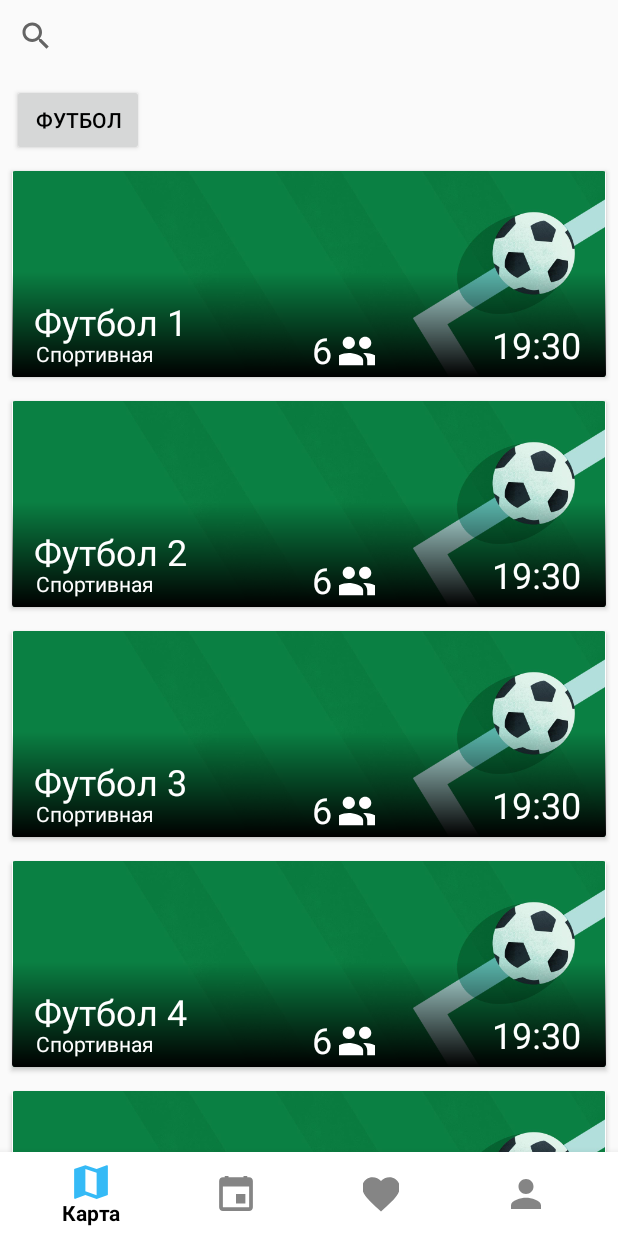
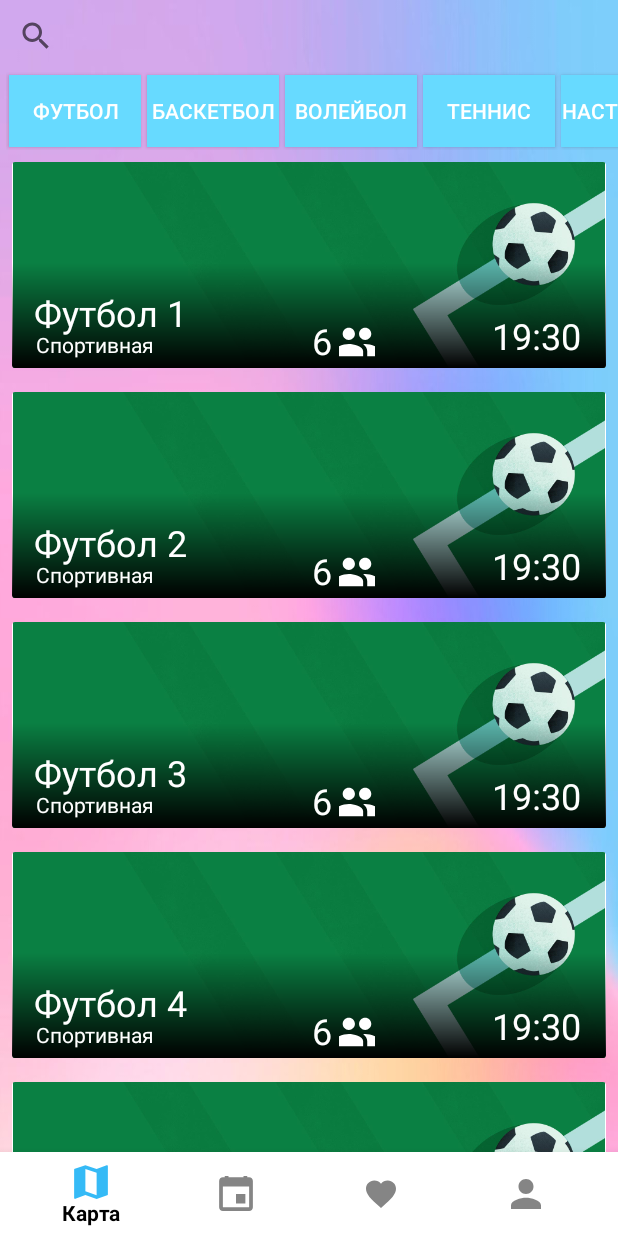
Before and after one commit to ZenkinIlya/EventSearcher, an Android app: the fragment EventFragment placed in its activity, on a phone screen of 412 x 824 dp. Run offline under Robolectric (Android 15) with nearby library versions, the phone set to English and light mode, and no system bars; our stand-ins replace ButterKnife.

Commit message:
add tags

```diff
--- a/app/src/main/AndroidManifest.xml
+++ b/app/src/main/AndroidManifest.xml
@@ -16,7 +16,7 @@
         android:roundIcon="@mipmap/ic_launcher_round"
         android:supportsRtl="true"
         android:theme="@style/AppTheme">
-        <activity android:name=".utils.SuccessActivity"></activity>
+        <activity android:name=".utils.SuccessActivity"/>
         <!--
              The API key for Google Maps-based APIs is defined as a string resource.
              (See the file "res/values/google_maps_api.xml").
@@ -34,7 +34,7 @@
             android:theme="@style/FullScreen" />
         <activity
             android:name=".main.MainActivity"
-            android:theme="@style/AppTheme" />
+            android:theme="@style/FullScreen" />
         <activity
             android:name=".introduction.IntroductionActivity"
             android:theme="@style/FullScreen">
--- a/app/src/main/java/com/startup/eventsearcher/main/MainActivity.java
+++ b/app/src/main/java/com/startup/eventsearcher/main/MainActivity.java
@@ -14,6 +14,7 @@ import com.startup.eventsearcher.main.ui.events.EventFragment;
 import com.startup.eventsearcher.main.ui.map.MapsFragment;
 import com.startup.eventsearcher.main.ui.profile.ProfileFragment;
 import com.startup.eventsearcher.main.ui.subscribe.SubscribeFragment;
+import com.startup.eventsearcher.utils.Design;
 
 import butterknife.BindView;
 import butterknife.ButterKnife;
@@ -26,6 +27,7 @@ public class MainActivity extends AppCompatActivity {
     @Override
     protected void onCreate(Bundle savedInstanceState) {
         super.onCreate(savedInstanceState);
+        Design.setStatusBarGradient(this);
         setContentView(R.layout.activity_main);
         ButterKnife.bind(this);
 
@@ -58,6 +60,5 @@ public class MainActivity extends AppCompatActivity {
                 return true;
             }
         });
-
     }
 }
--- a/app/src/main/java/com/startup/eventsearcher/main/ui/events/EventFragment.java
+++ b/app/src/main/java/com/startup/eventsearcher/main/ui/events/EventFragment.java
@@ -1,11 +1,8 @@
 package com.startup.eventsearcher.main.ui.events;
 
-import android.content.Context;
 import android.os.Bundle;
 
 import androidx.fragment.app.Fragment;
-import androidx.recyclerview.widget.GridLayoutManager;
-import androidx.recyclerview.widget.LinearLayoutManager;
 import androidx.recyclerview.widget.RecyclerView;
 
 import android.view.LayoutInflater;
@@ -13,12 +10,12 @@ import android.view.View;
 import android.view.ViewGroup;
 
 import com.startup.eventsearcher.R;
-import com.startup.eventsearcher.main.ui.events.dummy.DummyContent;
+import com.startup.eventsearcher.main.ui.events.model.EventContent;
+
+import java.util.Arrays;
+import java.util.Objects;
 
 public class EventFragment extends Fragment {
-
-    public EventFragment() {
-    }
 
     @Override
     public void onCreate(Bundle savedInstanceState) {
@@ -29,8 +26,11 @@ public class EventFragment extends Fragment {
     public View onCreateView(LayoutInflater inflater, ViewGroup container,
                              Bundle savedInstanceState) {
         View view = inflater.inflate(R.layout.fragment_event_list, container, false);
-        RecyclerView recyclerView = view.findViewById(R.id.eventList);
-        recyclerView.setAdapter(new MyEventRecyclerViewAdapter(DummyContent.ITEMS));
+        RecyclerView eventRecyclerView = view.findViewById(R.id.eventList);
+        eventRecyclerView.setAdapter(new EventRecyclerViewAdapter(EventContent.ITEMS));
+        RecyclerView tagRecyclerView = view.findViewById(R.id.eventTagList);
+        tagRecyclerView.setAdapter(new TagRecyclerViewAdapter(Arrays.asList(requireContext().getResources().getStringArray(R.array.category))));
+
         return view;
     }
 }
--- a/app/src/main/java/com/startup/eventsearcher/main/ui/events/MyEventRecyclerViewAdapter.java
+++ b/app/src/main/java/com/startup/eventsearcher/main/ui/events/EventRecyclerViewAdapter.java
@@ -1,5 +1,6 @@
 package com.startup.eventsearcher.main.ui.events;
 
+import androidx.annotation.NonNull;
 import androidx.recyclerview.widget.RecyclerView;
 
 import android.view.LayoutInflater;
@@ -8,18 +9,19 @@ import android.view.ViewGroup;
 import android.widget.TextView;
 
 import com.startup.eventsearcher.R;
-import com.startup.eventsearcher.main.ui.events.dummy.DummyContent.DummyItem;
+import com.startup.eventsearcher.main.ui.events.model.EventContent.EventItem;
 
 import java.util.List;
 
-public class MyEventRecyclerViewAdapter extends RecyclerView.Adapter<MyEventRecyclerViewAdapter.ViewHolder> {
+public class EventRecyclerViewAdapter extends RecyclerView.Adapter<EventRecyclerViewAdapter.ViewHolder> {
 
-    private final List<DummyItem> Values;
+    private final List<EventItem> listEvents;
 
-    public MyEventRecyclerViewAdapter(List<DummyItem> items) {
-        Values = items;
+    public EventRecyclerViewAdapter(List<EventItem> items) {
+        listEvents = items;
     }
 
+    @NonNull
     @Override
     public ViewHolder onCreateViewHolder(ViewGroup parent, int viewType) {
         View view = LayoutInflater.from(parent.getContext())
@@ -29,19 +31,18 @@ public class MyEventRecyclerViewAdapter extends RecyclerView.Adapter<MyEventRecy
 
     @Override
     public void onBindViewHolder(final ViewHolder holder, int position) {
-//        holder.mItem = Values.get(position);
-        holder.eventTitle.setText(Values.get(position).title);
-        holder.eventAddress.setText(Values.get(position).address);
-        holder.eventCountPeople.setText(Values.get(position).countPeople);
-        holder.eventTime.setText(Values.get(position).time);
+        holder.eventTitle.setText(listEvents.get(position).title);
+        holder.eventAddress.setText(listEvents.get(position).address);
+        holder.eventCountPeople.setText(listEvents.get(position).countPeople);
+        holder.eventTime.setText(listEvents.get(position).time);
     }
 
     @Override
     public int getItemCount() {
-        return Values.size();
+        return listEvents.size();
     }
 
-    public class ViewHolder extends RecyclerView.ViewHolder {
+    public static class ViewHolder extends RecyclerView.ViewHolder {
         public final View View;
         public final TextView eventTitle;
         public final TextView eventAddress;
--- /dev/null
+++ b/app/src/main/java/com/startup/eventsearcher/main/ui/events/TagRecyclerViewAdapter.java
@@ -0,0 +1,65 @@
+package com.startup.eventsearcher.main.ui.events;
+
+import android.graphics.drawable.ColorDrawable;
+import android.view.LayoutInflater;
+import android.view.View;
+import android.view.ViewGroup;
+import android.widget.Button;
+import android.widget.Toast;
+
+import androidx.annotation.NonNull;
+import androidx.core.content.ContextCompat;
+import androidx.recyclerview.widget.RecyclerView;
+
+import com.startup.eventsearcher.R;
+import com.startup.eventsearcher.main.ui.events.model.EventContent;
+
+import java.util.List;
+
+public class TagRecyclerViewAdapter extends RecyclerView.Adapter<TagRecyclerViewAdapter.ViewHolder> {
+
+    private final List<String> listTags;
+
+    public TagRecyclerViewAdapter(List<String> items) {
+        listTags = items;
+    }
+
+    @NonNull
+    @Override
+    public ViewHolder onCreateViewHolder(@NonNull ViewGroup parent, int viewType) {
+        View view = LayoutInflater.from(parent.getContext())
+                .inflate(R.layout.tag_item_list, parent, false);
+        return new TagRecyclerViewAdapter.ViewHolder(view);
+    }
+
+    @Override
+    public void onBindViewHolder(@NonNull ViewHolder holder, int position) {
+        holder.btnTag.setText(listTags.get(position));
+    }
+
+    @Override
+    public int getItemCount() {
+        return listTags.size();
+    }
+
+    public static class ViewHolder extends RecyclerView.ViewHolder{
+        public final Button btnTag;
+
+        public ViewHolder(View view) {
+            super(view);
+            btnTag = (Button) view.findViewById(R.id.btn_tag);
+
+            btnTag.setOnClickListener(new View.OnClickListener() {
+                @Override
+                public void onClick(View view) {
+                    if (((ColorDrawable) btnTag.getBackground()).getColor() == ContextCompat.getColor(view.getContext(), R.color.primaryLightColor)){
+                        btnTag.setBackgroundColor(ContextCompat.getColor(view.getContext(), R.color.primaryDarkColor));
+                    }else {
+                        btnTag.setBackgroundColor(ContextCompat.getColor(view.getContext(), R.color.primaryLightColor));
+                    }
+                    Toast.makeText(view.getContext(), "ff", Toast.LENGTH_SHORT).show();
+                }
+            });
+        }
+    }
+}
--- a/app/src/main/java/com/startup/eventsearcher/main/ui/events/dummy/DummyContent.java
+++ b/app/src/main/java/com/startup/eventsearcher/main/ui/events/model/EventContent.java
@@ -1,16 +1,16 @@
-package com.startup.eventsearcher.main.ui.events.dummy;
+package com.startup.eventsearcher.main.ui.events.model;
 
 import java.util.ArrayList;
 import java.util.HashMap;
 import java.util.List;
 import java.util.Map;
 
-public class DummyContent {
+public class EventContent {
 
-    public static final List<DummyItem> ITEMS = new ArrayList<DummyItem>();
-    public static final Map<String, DummyItem> ITEM_MAP = new HashMap<String, DummyItem>();
+    public static final List<EventItem> ITEMS = new ArrayList<>();
+    public static final Map<String, EventItem> ITEM_MAP = new HashMap<>();
 
-    private static final int COUNT = 25;
+    private static final int COUNT = 7;
 
     static {
         // Add some sample items.
@@ -19,24 +19,24 @@ public class DummyContent {
         }
     }
 
-    private static void addItem(DummyItem item) {
+    private static void addItem(EventItem item) {
         ITEMS.add(item);
         ITEM_MAP.put(item.id, item);
     }
 
-    private static DummyItem createDummyItem(int position) {
-        return new DummyItem(String.valueOf(position), "Футбол " + position, "Спортивная",
+    private static EventItem createDummyItem(int position) {
+        return new EventItem(String.valueOf(position), "Футбол " + position, "Спортивная",
                 "6", "19:30");
     }
 
-    public static class DummyItem {
+    public static class EventItem {
         public final String id;
         public final String title;
         public final String address;
         public final String countPeople;
         public final String time;
 
-        public DummyItem(String id, String title, String address, String countPeople, String time) {
+        public EventItem(String id, String title, String address, String countPeople, String time) {
             this.id = id;
             this.title = title;
             this.address = address;
--- /dev/null
+++ b/app/src/main/java/com/startup/eventsearcher/utils/Design.java
@@ -0,0 +1,24 @@
+package com.startup.eventsearcher.utils;
+
+import android.app.Activity;
+import android.graphics.drawable.Drawable;
+import android.view.Window;
+import android.view.WindowManager;
+
+import androidx.core.content.ContextCompat;
+import androidx.core.content.res.ResourcesCompat;
+
+import com.startup.eventsearcher.R;
+
+public class Design {
+
+    public static void setStatusBarGradient(Activity activity) {
+        Window window = activity.getWindow();
+        Drawable background = ResourcesCompat.getDrawable(activity.getResources(), R.drawable.gradient, null);
+        window.addFlags(WindowManager.LayoutParams.FLAG_DRAWS_SYSTEM_BAR_BACKGROUNDS);
+        window.setStatusBarColor(ContextCompat.getColor(activity, android.R.color.transparent));
+        window.setNavigationBarColor(ContextCompat.getColor(activity, android.R.color.transparent));
+        window.setBackgroundDrawable(background);
+    }
+
+}
--- a/app/src/main/res/drawable-anydpi/ic_favorite.xml
+++ b/app/src/main/res/drawable-anydpi/ic_favorite.xml
@@ -5,10 +5,10 @@
     android:viewportHeight="24"
     android:tint="#FFFFFF"
     android:alpha="0.8">
-  <group android:scaleX="1.25"
-      android:scaleY="1.25"
-      android:translateX="-3"
-      android:translateY="-3">
+  <group android:scaleX="1"
+      android:scaleY="1"
+      android:translateX="0"
+      android:translateY="0">
     <path
         android:fillColor="@android:color/white"
         android:pathData="M12,21.35l-1.45,-1.32C5.4,15.36 2,12.28 2,8.5 2,5.42 4.42,3 7.5,3c1.74,0 3.41,0.81 4.5,2.09C13.09,3.81 14.76,3 16.5,3 19.58,3 22,5.42 22,8.5c0,3.78 -3.4,6.86 -8.55,11.54L12,21.35z"/>
--- /dev/null
+++ b/app/src/main/res/drawable/tag_rounded_corner.xml
@@ -0,0 +1,9 @@
+<?xml version="1.0" encoding="utf-8"?>
+<shape
+    xmlns:android="http://schemas.android.com/apk/res/android"
+    android:shape="rectangle">
+
+    <corners android:radius="20dp"/>
+    <solid android:color="@color/primaryLightColor"/>
+
+</shape>
--- a/app/src/main/res/layout/activity_main.xml
+++ b/app/src/main/res/layout/activity_main.xml
@@ -4,7 +4,8 @@
     xmlns:tools="http://schemas.android.com/tools"
     android:layout_width="match_parent"
     android:layout_height="match_parent"
-    tools:context=".main.MainActivity">
+    tools:context=".main.MainActivity"
+    android:fitsSystemWindows="true">
 
     <androidx.fragment.app.FragmentContainerView
         android:id="@+id/main_frame"
--- /dev/null
+++ b/app/src/main/res/layout/btn_tag_layout.xml
@@ -0,0 +1,8 @@
+<?xml version="1.0" encoding="utf-8"?>
+<Button
+    xmlns:android="http://schemas.android.com/apk/res/android"
+    android:layout_width="match_parent"
+    android:layout_height="match_parent"
+    style="@style/tag"
+    android:onClick="pressTag">
+</Button>
--- a/app/src/main/res/layout/event_item_list.xml
+++ b/app/src/main/res/layout/event_item_list.xml
@@ -3,11 +3,10 @@
     <androidx.cardview.widget.CardView
         xmlns:android="http://schemas.android.com/apk/res/android"
         xmlns:app="http://schemas.android.com/apk/res-auto"
-        xmlns:tools="http://schemas.android.com/tools"
         android:layout_width="match_parent"
         android:layout_height="wrap_content"
         android:layout_margin="8dp"
-        android:elevation="8dp">
+        app:cardElevation="1dp">
 
         <LinearLayout
             android:layout_width="match_parent"
--- a/app/src/main/res/layout/fragment_event_list.xml
+++ b/app/src/main/res/layout/fragment_event_list.xml
@@ -15,29 +15,19 @@
         app:layout_constraintStart_toStartOf="parent"
         app:layout_constraintTop_toTopOf="parent"/>
 
-    <HorizontalScrollView
-        android:id="@+id/eventSearchTags"
-        android:layout_width="match_parent"
-        android:layout_height="50dp"
-        android:layout_margin="8dp"
+    <androidx.recyclerview.widget.RecyclerView
+        android:id="@+id/eventTagList"
+        android:layout_width="wrap_content"
+        android:layout_height="wrap_content"
+        android:layout_marginStart="8dp"
+        android:orientation="horizontal"
         android:scrollbars="none"
+        app:layoutManager="LinearLayoutManager"
         app:layout_constraintEnd_toEndOf="parent"
         app:layout_constraintStart_toStartOf="parent"
-        app:layout_constraintTop_toBottomOf="@+id/eventSearch">
-
-        <LinearLayout
-            android:layout_width="wrap_content"
-            android:layout_height="wrap_content"
-            android:orientation="horizontal">
-
-            <Button
-                android:layout_width="wrap_content"
-                android:layout_height="wrap_content"
-                android:text="футбол"/>
-
-        </LinearLayout>
-
-    </HorizontalScrollView>
+        app:layout_constraintTop_toBottomOf="@+id/eventSearch"
+        tools:context=".main.ui.events.EventFragment"
+        tools:listitem="@layout/tag_item_list" />
 
     <androidx.recyclerview.widget.RecyclerView
         android:id="@+id/eventList"
@@ -47,7 +37,7 @@
         app:layout_constraintBottom_toBottomOf="parent"
         app:layout_constraintEnd_toEndOf="parent"
         app:layout_constraintStart_toStartOf="parent"
-        app:layout_constraintTop_toBottomOf="@+id/eventSearchTags"
+        app:layout_constraintTop_toBottomOf="@+id/eventTagList"
         tools:context=".main.ui.events.EventFragment"
         tools:listitem="@layout/event_item_list" />
 
--- /dev/null
+++ b/app/src/main/res/layout/tag_item_list.xml
@@ -0,0 +1,10 @@
+<?xml version="1.0" encoding="utf-8"?>
+
+    <Button
+        xmlns:android="http://schemas.android.com/apk/res/android"
+        android:id="@+id/btn_tag"
+        android:layout_width="wrap_content"
+        android:layout_height="wrap_content"
+        android:layout_margin="2dp"
+        android:textColor="@color/white"
+        android:background="@color/primaryLightColor"/>
--- a/app/src/main/res/values/strings.xml
+++ b/app/src/main/res/values/strings.xml
@@ -23,4 +23,15 @@
     <string name="Events">Эвенты</string>
     <string name="Subscribers">Подписки</string>
     <string name="Profile">Профиль</string>
+
+    <string-array name="category">
+        <item>Футбол</item>
+        <item>Баскетбол</item>
+        <item>Волейбол</item>
+        <item>Теннис</item>
+        <item>Настольный теннис</item>
+        <item>Бокс</item>
+        <item>Workout</item>
+        <item>Бадминтон</item>
+    </string-array>
 </resources>
--- a/app/src/main/res/values/styles.xml
+++ b/app/src/main/res/values/styles.xml
@@ -5,7 +5,6 @@
         <item name="colorPrimaryDark">@color/primaryDarkColor</item>
         <item name="colorAccent">@color/primaryLightColor</item>
         <item name="android:textColor">@color/primaryTextColor</item>
-        <item name="android:windowTranslucentStatus">true</item>    <!--прозрачный статус-->
     </style>
 
     <!--fullScreen activity-->
@@ -13,6 +12,7 @@
         <item name="android:windowNoTitle">true</item>              <!--без заголовка-->
         <item name="android:windowActionBar">false</item>           <!--без actionBar-->
         <item name="android:windowTranslucentNavigation">true</item><!--прозрачная панель навигации-->
+        <item name="android:windowTranslucentStatus">true</item>    <!--прозрачный статус-->
     </style>
 
     <!--    Анимация-->
@@ -33,4 +33,9 @@
         <item name="android:textColor">@color/white</item>
     </style>
 
+    <!--Тег с загругленными краями-->
+    <style name="tag" parent="@style/Widget.AppCompat.Button.Colored">
+        <item name="android:background">@drawable/tag_rounded_corner</item>
+    </style>
+
 </resources>
```
